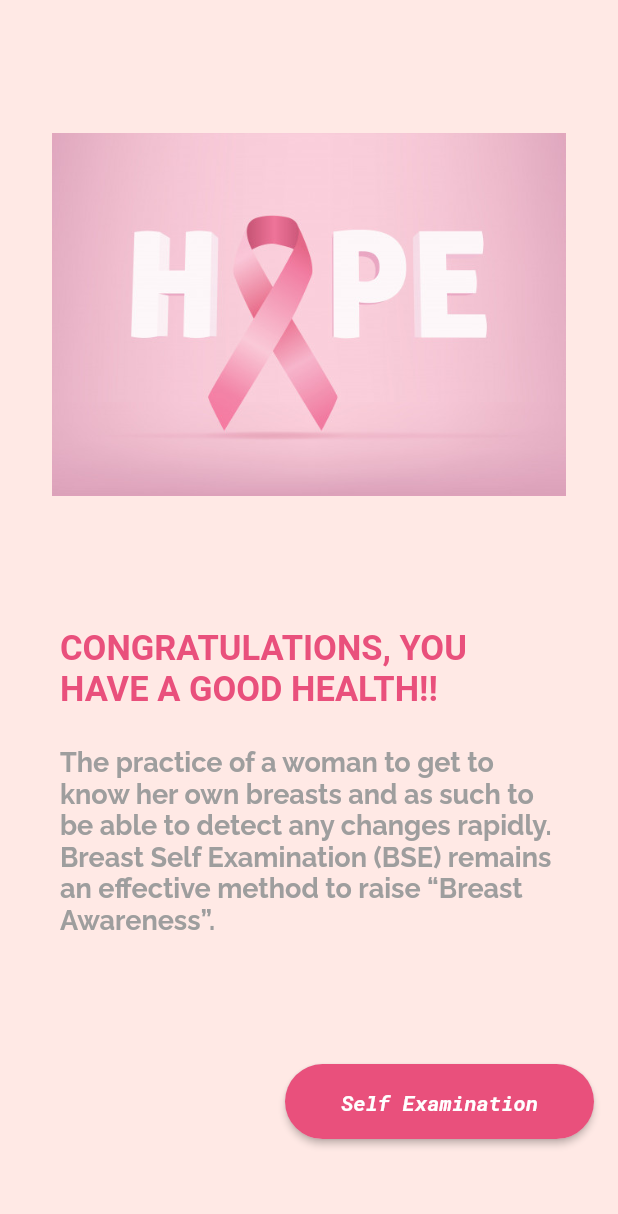
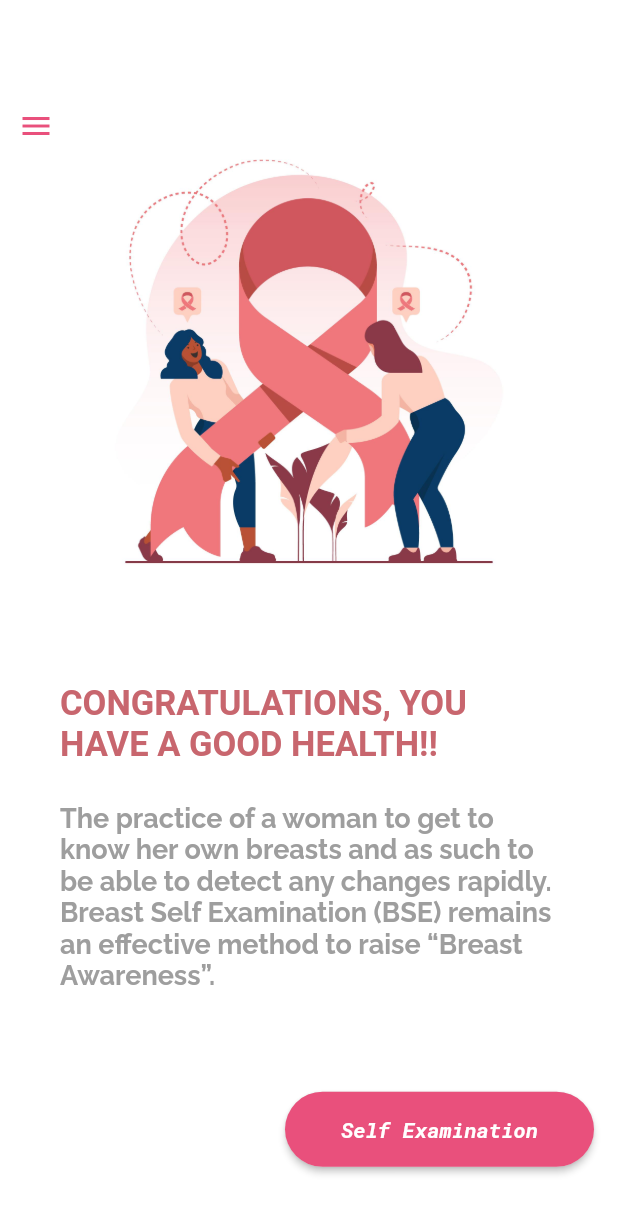
Before and after one commit to radwaahmed548/BCD, a Flutter app: the ResultFalse screen opened by its route, on a phone screen of 412 x 824 dp. Shown: the top 1214 px of the screen. Run offline on Flutter 3.47's test engine with Material 2 defaults, Android fonts, the light colour scheme and no system bars; our stand-ins replace cached_network_image, chewie, flutter_swiper, table_calendar, video_player; missing offline and left inert: date_range_picker; Roboto replaces fonts that are missing (Courgette-Regular, Robotomono).

Commit message:
questation edited

```diff
--- a/lib/machine learning model/Result2.dart
+++ b/lib/machine learning model/Result2.dart
@@ -1,8 +1,10 @@
 import 'dart:ui';
 import 'package:flutter/material.dart';
 import 'package:gp/components/tools.dart';
+import 'package:gp/components/maindrawer.dart';
 
 class ResultFalse extends StatelessWidget {
+  GlobalKey<ScaffoldState> _drawerKey = GlobalKey<ScaffoldState>();
 
   Tween <double> _scaleTween = Tween<double>(begin: 1,end: 2);
 
@@ -12,11 +14,17 @@ class ResultFalse extends StatelessWidget {
     Size size = MediaQuery.of(context).size;
 
     return Scaffold(
+      key: _drawerKey,
+      drawer: MainDrawer(),
 
-      backgroundColor: Kgradintstartcolor,
+      backgroundColor: Colors.white,
+
       body: Center(
 
-        child: Column(
+        child: Stack(
+          children: [
+
+            Column(
 
                 mainAxisAlignment: MainAxisAlignment.spaceEvenly,
                 children: <Widget>[
@@ -33,18 +41,21 @@ class ResultFalse extends StatelessWidget {
                         return Transform.scale(scale: scale , child: child);
                       },
 
+                      child: Padding(
+                        padding: const EdgeInsets.only(top:45.0),
                         child: Container(
                           width: 175,
                           height: 175,
                           child: Image.asset(
-                      "images/hope-lettering.jpg",
+                            "images/4210236.jpg",
+                          ),
                         ),
                       ),
 
                     ),
                   ),
 
-              SizedBox(height: size.height * 0.03),
+                  SizedBox(height: size.height * 0.11),
 
                   Column(
                     children: [
@@ -55,7 +66,7 @@ class ResultFalse extends StatelessWidget {
                           "CONGRATULATIONS, YOU HAVE A GOOD HEALTH!!",
                           style: TextStyle(
                               fontWeight: FontWeight.bold,
-                          color: KMainColor,
+                              color: Color(0xFFC8666E),
                               fontSize: 23,
                               fontFamily: "Courgette-Regular"
                           ),
@@ -120,6 +131,15 @@ class ResultFalse extends StatelessWidget {
 
                 ]
             ),
+            Positioned(
+              top: 60,
+              child: IconButton(
+                onPressed: () => _drawerKey.currentState.openDrawer(),
+                icon: Icon(Icons.menu,color: KMainColor,),
+              ),
+            ),
+          ],
+        ),
       ),
     );
   }
```
Also changed, not shown: lib/machine learning model/Questions.dart (+42 -2 lines), lib/machine learning model/Result1.dart (+19 -5 lines), images/4210063.jpg (added), images/4210236.jpg (added), images/4237408.jpg (added). Lines whose indentation alone changed are shown as unchanged.
